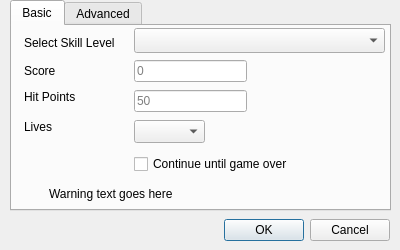
Above: src/lgck-builder/DlgTestLevel.ui from cfrankb/lgck-src before the change. Below: the same form after it.
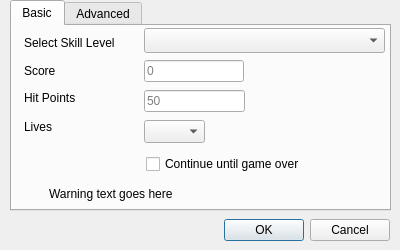
That is the form after the change. Icons and pictures are not drawn.

```diff
--- a/src/lgck-builder/DlgTestLevel.ui
+++ b/src/lgck-builder/DlgTestLevel.ui
@@ -64,9 +64,9 @@
     <widget class="QComboBox" name="cbSkill">
      <property name="geometry">
       <rect>
-       <x>122</x>
+       <x>132</x>
        <y>2</y>
-       <width>251</width>
+       <width>241</width>
        <height>25</height>
       </rect>
      </property>
@@ -89,7 +89,7 @@
       <rect>
        <x>12</x>
        <y>9</y>
-       <width>101</width>
+       <width>121</width>
        <height>16</height>
       </rect>
      </property>
@@ -100,7 +100,7 @@
     <widget class="QCheckBox" name="cContinue">
      <property name="geometry">
       <rect>
-       <x>122</x>
+       <x>134</x>
        <y>127</y>
        <width>221</width>
        <height>22</height>
@@ -126,9 +126,9 @@
     <widget class="QLineEdit" name="eScore">
      <property name="geometry">
       <rect>
-       <x>122</x>
+       <x>132</x>
        <y>34</y>
-       <width>113</width>
+       <width>100</width>
        <height>22</height>
       </rect>
      </property>
@@ -144,8 +144,8 @@
       <rect>
        <x>12</x>
        <y>64</y>
-       <width>52</width>
-       <height>14</height>
+       <width>71</width>
+       <height>16</height>
       </rect>
      </property>
      <property name="text">
@@ -155,9 +155,9 @@
     <widget class="QComboBox" name="cbLives">
      <property name="geometry">
       <rect>
-       <x>122</x>
+       <x>132</x>
        <y>94</y>
-       <width>71</width>
+       <width>61</width>
        <height>23</height>
       </rect>
      </property>
@@ -165,9 +165,9 @@
     <widget class="QLineEdit" name="eHitPoints">
      <property name="geometry">
       <rect>
-       <x>122</x>
+       <x>132</x>
        <y>64</y>
-       <width>113</width>
+       <width>101</width>
        <height>22</height>
       </rect>
      </property>
```
